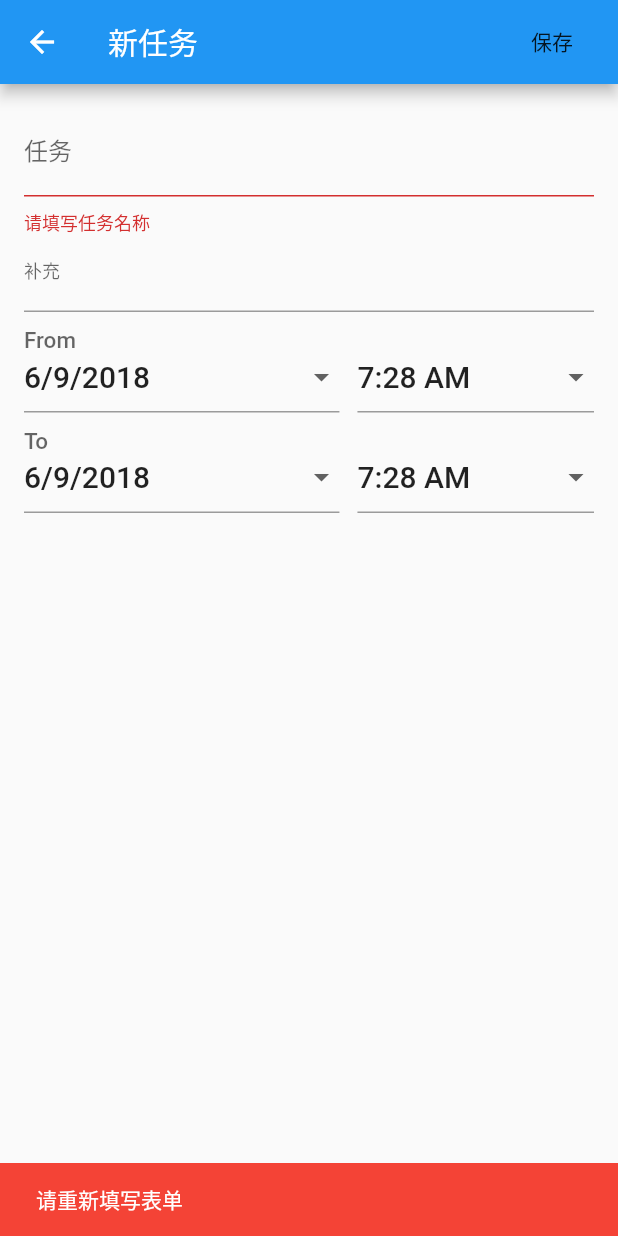
After one commit to tsecloud/flutter-todo, a Flutter app: the AddTodoForm screen opened directly, after a tap on "保存", on a phone screen of 412 x 824 dp. The commit adds this screen. Run offline on Flutter 3.47's test engine with Material 2 defaults, Android fonts, the phone set to English and light mode, and no system bars.

```diff
--- /dev/null
+++ b/lib/add_form.dart
@@ -0,0 +1,159 @@
+import 'package:flutter/material.dart';
+import 'todo.dart';
+import 'datetime_picker.dart';
+
+
+class AddTodoForm extends StatefulWidget {
+  @override
+  _AddTodoFormState createState() => new _AddTodoFormState();
+}
+
+class _AddTodoFormState extends State<AddTodoForm> {
+
+  final GlobalKey<ScaffoldState> _scaffoldKey = new GlobalKey<ScaffoldState>();
+  GlobalKey<FormState> _formKey = GlobalKey<FormState>();
+
+
+  // 初始化时间
+  DateTime _fromDate = new DateTime.now();
+  TimeOfDay _fromTime = const TimeOfDay(hour: 7, minute: 28);
+  DateTime _toDate = new DateTime.now();
+  TimeOfDay _toTime = const TimeOfDay(hour: 7, minute: 28);
+
+  Todo newTodo;
+
+  @override
+  void initState() {
+      // TODO: implement initState
+      super.initState();
+      newTodo = new Todo();
+    }
+
+  void _submitForm(BuildContext context) {
+    final FormState form = _formKey.currentState;
+
+    if (!form.validate()) {
+      showMessage('请重新填写表单');
+    } else {
+      form.save();
+      newTodo.startAt = _combineDateAndTime(_fromDate, _fromTime);
+      newTodo.endAt = _combineDateAndTime(_toDate, _toTime);
+      // print(newTodo.startAt);
+      // int compareResult = newTodo.startAt.compareTo(newTodo.endAt);
+      // // print(compareResult);
+      // // if(0 == compareResult){
+      // //   showMessage('开始时间不能等于结束时间');
+      // // }
+
+
+      // // if(compareResult > 0){
+      // //   showMessage('开始时间不能大于结束时间');
+      // // }
+
+
+      Navigator.of(context).pop(newTodo);
+    }
+  }
+
+  DateTime _combineDateAndTime(DateTime dateTime, TimeOfDay timeOfDay){
+    return new DateTime(dateTime.year, dateTime.month, dateTime.day, timeOfDay.hour, timeOfDay.minute);
+  }
+
+  void showMessage(String message, [MaterialColor color = Colors.red]) {
+    _scaffoldKey.currentState.showSnackBar(new SnackBar(
+      backgroundColor: color,
+      content: new Text(message),
+    ));
+  }
+
+  @override
+  Widget build(BuildContext context) {
+    return new Scaffold(
+      key: _scaffoldKey,
+      appBar: new AppBar(
+        title: const Text('新任务'),
+        actions: <Widget>[
+          new FlatButton(
+            onPressed: (){
+              _submitForm(context);
+            },
+            child: new Text(
+              '保存',
+            ),
+          )
+        ],
+      ),
+      body: new Builder(
+        builder: (BuildContext context){
+          return new DropdownButtonHideUnderline(
+            child: new SafeArea(
+              top: false,
+              bottom: false,
+              child: getTodoForm(context)
+            ),
+          );
+        },
+      ),
+    );
+  }
+
+  Form getTodoForm(BuildContext context){
+      return new Form(
+        key: _formKey,
+        child: new ListView(
+          padding: const EdgeInsets.all(16.0),
+          children: <Widget>[
+            new TextFormField(
+              decoration: new InputDecoration(
+                labelText: '任务',
+              ),
+              onSaved: (val){
+                newTodo.name = val;
+              },
+              validator: (val){
+                return val.isEmpty ? "请填写任务名称" : null;
+              },
+            ),
+            new TextField(
+              decoration: const InputDecoration(
+                labelText: '补充',
+              ),
+              style: Theme.of(context).textTheme.display1.copyWith(fontSize: 12.0),
+            ),
+            new DateTimePicker(
+              labelText: 'From',
+              selectedDate: _fromDate,
+              selectedTime: _fromTime,
+              selectDate: (DateTime date) {
+                setState(() {
+                  _fromDate = date;
+                  print(date);
+                });
+              },
+              selectTime: (TimeOfDay time) {
+                setState(() {
+                  _fromTime = time;
+                });
+              },
+            ),
+            new DateTimePicker(
+              labelText: 'To',
+              selectedDate: _toDate,
+              selectedTime: _toTime,
+              selectDate: (DateTime date) {
+                setState(() {
+                  _toDate = date;
+                });
+              },
+              selectTime: (TimeOfDay time) {
+                setState(() {
+                  _toTime = time;
+                });
+              },
+            ),
+          ],
+        ),
+      );
+    }
+
+}
--- /dev/null
+++ b/lib/datetime_picker.dart
@@ -0,0 +1,71 @@
+import 'dart:async';
+
+import 'package:flutter/material.dart';
+import 'package:intl/intl.dart';
+import 'input_dropdown.dart';
+
+
+class DateTimePicker extends StatelessWidget {
+  const DateTimePicker({
+    Key key,
+    this.labelText,
+    this.selectedDate,
+    this.selectedTime,
+    this.selectDate,
+    this.selectTime
+  }) : super(key: key);
+
+  final String labelText;
+  final DateTime selectedDate;
+  final TimeOfDay selectedTime;
+  final ValueChanged<DateTime> selectDate;
+  final ValueChanged<TimeOfDay> selectTime;
+
+  Future<Null> _selectDate(BuildContext context) async {
+    final DateTime picked = await showDatePicker(
+      context: context,
+      initialDate: selectedDate,
+      firstDate: new DateTime(2015, 8),
+      lastDate: new DateTime(2101),
+    );
+    if (picked != null && picked != selectedDate)
+      selectDate(picked);
+  }
+
+  Future<Null> _selectTime(BuildContext context) async {
+    final TimeOfDay picked = await showTimePicker(
+      context: context,
+      initialTime: selectedTime
+    );
+    if (picked != null && picked != selectedTime)
+      selectTime(picked);
+  }
+
+  @override
+  Widget build(BuildContext context) {
+    final TextStyle valueStyle = Theme.of(context).textTheme.title;
+    return new Row(
+      crossAxisAlignment: CrossAxisAlignment.end,
+      children: <Widget>[
+        new Expanded(
+          flex: 4,
+          child: new InputDropdown(
+            labelText: labelText,
+            valueText: new DateFormat.yMd().format(selectedDate),
+            valueStyle: valueStyle,
+            onPressed: () { _selectDate(context); },
+          ),
+        ),
+        const SizedBox(width: 12.0),
+        new Expanded(
+          flex: 3,
+          child: new InputDropdown(
+            valueText: selectedTime.format(context),
+            valueStyle: valueStyle,
+            onPressed: () { _selectTime(context); },
+          ),
+        ),
+      ],
+    );
+  }
+}
--- /dev/null
+++ b/lib/input_dropdown.dart
@@ -0,0 +1,40 @@
+import 'package:flutter/material.dart';
+
+class InputDropdown extends StatelessWidget {
+  const InputDropdown({
+    Key key,
+    this.child,
+    this.labelText,
+    this.valueText,
+    this.valueStyle,
+    this.onPressed }) : super(key: key);
+
+  final String labelText;
+  final String valueText;
+  final TextStyle valueStyle;
+  final VoidCallback onPressed;
+  final Widget child;
+
+  @override
+  Widget build(BuildContext context) {
+    return new InkWell(
+      onTap: onPressed,
+      child: new InputDecorator(
+        decoration: new InputDecoration(
+          labelText: labelText,
+        ),
+        baseStyle: valueStyle,
+        child: new Row(
+          mainAxisAlignment: MainAxisAlignment.spaceBetween,
+          mainAxisSize: MainAxisSize.min,
+          children: <Widget>[
+            new Text(valueText, style: valueStyle),
+            new Icon(Icons.arrow_drop_down,
+              color: Theme.of(context).brightness == Brightness.light ? Colors.grey.shade700 : Colors.white70
+            ),
+          ],
+        ),
+      ),
+    );
+  }
+}
--- a/lib/main.dart
+++ b/lib/main.dart
@@ -1,4 +1,8 @@
 import 'package:flutter/material.dart';
 import 'todo_list.dart';
 
-void main() => runApp(new TodoList());
+
+void main() => runApp(new MaterialApp(
+  title: 'Todo',
+  home: new TodoList(),
+));
--- a/lib/todo.dart
+++ b/lib/todo.dart
@@ -3,6 +3,7 @@ class Todo {
 
   int id;
   String name;
+  String remark;
   DateTime startAt;
   DateTime endAt;
   bool done;
@@ -10,6 +11,7 @@ class Todo {
   Map<String, dynamic> toMap() {
     Map<String, dynamic> map = {
       "name": name,
+      "remark":remark,
       "start_at":startAt,
       "end_at": endAt,
       "done": done ? 1 : 0
@@ -23,6 +25,7 @@ class Todo {
 
   Todo.fromMap(Map<String, dynamic> map){
     name = map['name'];
+    remark = map['remark'];
     startAt = map['start_at'];
     endAt = map['end_at'];
     done = map['done'] == 1 ? true : false;
--- a/pubspec.yaml
+++ b/pubspec.yaml
@@ -6,6 +6,7 @@ dependencies:
     sdk: flutter
   sqflite: any
   path_provider: any
+  intl: 0.15.6
 
   # The following adds the Cupertino Icons font to your application.
   # Use with the CupertinoIcons class for iOS style icons.
```
Also changed, not shown: lib/showDateTime.dart (added, +48 -0 lines), lib/todo_list.dart (+66 -10 lines), pubspec.lock, 2 other files.
